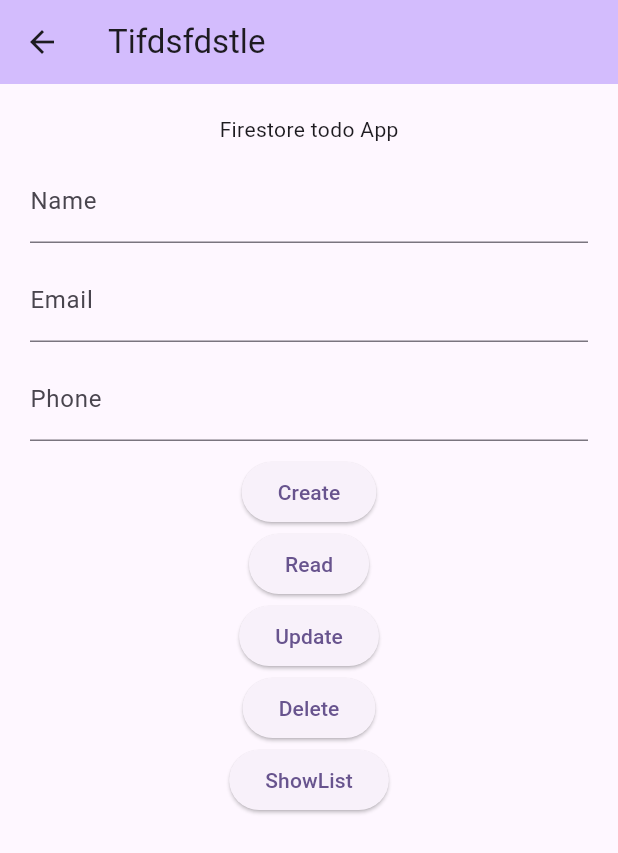
After one commit to Vaibhav007verma/Flutteer_doc_Scan_and_SpeechToText, a Flutter app: the screen it shows after launch, after a tap on "PUC-II (FireStore Todo)", on a phone screen of 412 x 824 dp. The commit adds this screen. Shown: the top 853 px of the screen. Run offline on Flutter 3.47's test engine with Material 3 defaults, Android fonts, the phone set to English and light mode, and no system bars; our stand-ins replace cloud_firestore, firebase_core, get, permission_handler, speech_to_text; accounts and stored records are empty.

Commit message:
fourth commit

```diff
--- a/lib/Emp/emp.dart
+++ b/lib/Emp/emp.dart
@@ -1,7 +1,7 @@
 import 'package:flutter/material.dart';
 import 'package:get/get.dart';
+import 'package:thor/puc_one/emp_model.dart';
 
-import '../Thor/emp_model.dart';
 
 
 
--- a/lib/main.dart
+++ b/lib/main.dart
@@ -1,10 +1,14 @@
 import 'package:flutter/material.dart';
 import 'package:thor/Emp/emp.dart';
-import 'package:thor/Thor/speech.dart';
+import 'package:thor/puc_one/speech.dart';
 import 'package:get/get.dart';
+import 'package:thor/puc_two/firestore_todo.dart';
+import 'package:firebase_core/firebase_core.dart';
 
+void main() async {
+  WidgetsFlutterBinding.ensureInitialized();
+  await Firebase.initializeApp();
 
-void main() {
   runApp(const MyApp());
 }
 
@@ -20,7 +24,18 @@ class MyApp extends StatelessWidget {
         useMaterial3: true,
       ),
       // home: EmpScr(),
-      home: Speech(),
+      // home: Speech(),
+      home: Scaffold(
+        body: Center(
+          child: Column(
+            mainAxisAlignment: MainAxisAlignment.center,
+            children: [
+              ElevatedButton(onPressed: (){Get.to(Speech());}, child: Text("PUC-I (Speech Todo)")),SizedBox(height: 20,),
+              ElevatedButton(onPressed: (){Get.to(FirestoreTodo());}, child: Text("PUC-II (FireStore Todo)")),
+            ],
+          ),
+        ),
+      ),
     );
   }
 }
--- a/lib/Thor/speech.dart
+++ b/lib/puc_one/speech.dart
@@ -1,5 +1,5 @@
 import 'package:flutter/material.dart';
-import 'package:thor/Thor/speech_controller.dart';
+import 'package:thor/puc_one/speech_controller.dart';
 import 'package:get/get.dart';
 
 
--- /dev/null
+++ b/lib/puc_two/db_service.dart
@@ -0,0 +1,69 @@
+
+import 'package:cloud_firestore/cloud_firestore.dart';
+import 'package:thor/puc_two/user_model.dart';
+
+class DatabaseService{
+  final _fire = FirebaseFirestore.instance;
+
+
+
+  create(User user) async{
+    try{
+      _fire.collection("users").add(user.toMap());
+    }
+    catch(e){
+      print("Create Error:  ${e.toString()}");
+    }
+  }
+
+
+  read() async {
+    try{
+      final data = await _fire.collection("users").get();
+      final user = data.docs[0];
+      print(user["name"]);
+      print(user["age"].toString());
+    } catch(e) {
+      print("Read Error: ${e.toString()}");
+    }
+  }
+
+
+  update() async {
+    try{
+      final data = await _fire.collection("users").doc("87xS0i1sUOMrjNVU977k").update({
+        "name": "Tom", "age": 32, "Address": "California", "corr ect": false
+      });
+    } catch(e){
+      print("Update Errro: ${e.toString()}");
+    }
+  }
+
+
+  delete() async {
+    try{
+      await _fire.collection("users").doc("87xS0i1sUOMrjNVU977k").delete();
+    } catch(e) {
+      print("DELETE Error: ${e.toString()}");
+    }
+  }
+
+
+
+  Future<List<Map<String,dynamic>>> showList() async {
+    try{
+      final snapshot = await _fire.collection("useres").get();
+      return snapshot.docs.map((doc){
+        return {
+          "id": doc.id,
+          ...doc.data(),
+        };
+      }).toList();
+    }
+    catch(e){
+      print("ShowList Error: ${e.toString()}"); return [];
+    }
+  }
+
+
+}
--- /dev/null
+++ b/lib/puc_two/firestore_todo.dart
@@ -0,0 +1,74 @@
+import 'package:flutter/material.dart';
+import 'package:thor/puc_two/user_model.dart';
+
+import 'db_service.dart';
+
+class FirestoreTodo extends StatefulWidget {
+  const FirestoreTodo({super.key});
+
+  @override
+  State<FirestoreTodo> createState() => _FirestoreTodoState();
+}
+
+class _FirestoreTodoState extends State<FirestoreTodo> {
+
+  final _dbService = DatabaseService();
+
+  final TextEditingController _name = TextEditingController();
+  final TextEditingController _email = TextEditingController();
+  final TextEditingController _phone = TextEditingController();
+
+  void dispose() {
+    super.dispose();
+    _name.dispose();
+    _email.dispose();
+    _phone.dispose();
+  }
+
+
+  @override
+  Widget build(BuildContext context) {
+    return Scaffold(
+        appBar: AppBar(
+          backgroundColor: Theme.of(context).colorScheme.inversePrimary,
+          title: Text("Tifdsfdstle"),
+        ),
+        body: SingleChildScrollView(
+          child: Padding(padding: EdgeInsets.all(20.0),
+            child: Center(
+              child: Column(
+                mainAxisAlignment: MainAxisAlignment.center,
+                children: <Widget>[
+                  Text('Firestore todo App',),SizedBox(height: 10,),
+                  TextField(controller: _name,decoration: InputDecoration(label: Text("Name")),),SizedBox(height: 10,),
+                  TextField(controller: _email,decoration: InputDecoration(label: Text("Email")),),SizedBox(height: 10,),
+                  TextField(controller: _phone,decoration: InputDecoration(label: Text("Phone")),),SizedBox(height: 10,),
+                  ElevatedButton( child:Text("Create"),
+                    onPressed: (){
+                      final user = User(name: _name.text, email: _email.text, phone: int.parse(_phone.text));
+                      _dbService.create(user);
+                    },
+                  ),
+                  ElevatedButton( child:Text("Read"),
+                    onPressed: (){_dbService.read();},
+                  ),
+                  ElevatedButton( child:Text("Update"),
+                    onPressed: (){_dbService.update();},
+                  ),
+                  ElevatedButton( child:Text("Delete"),
+                    onPressed: (){_dbService.delete();},
+                  ),
+                  ElevatedButton( child:Text("ShowList"),
+                    onPressed: (){_dbService.showList();},
+                  ),
+
+
+
+                ],
+              ),
+            ),
+          ),
+        )
+    );
+  }
+}
--- /dev/null
+++ b/lib/puc_two/user_model.dart
@@ -0,0 +1,10 @@
+
+class User{
+  final String name;
+  final String email;
+  final int phone;
+
+  User({required this.name, required this.email, required this.phone});
+
+  Map<String,dynamic> toMap() => {"name":this.name, "email": this.email, "phone": this.phone};
+}
--- a/pubspec.yaml
+++ b/pubspec.yaml
@@ -42,6 +42,12 @@ dev_dependencies:
   get:
   speech_to_text: ^7.0.0
   permission_handler: ^11.3.1
+
+
+  firebase_core: ^3.12.1
+  cloud_firestore: ^5.6.5
+  intl: ^0.20.2
+  firebase_analytics: ^11.4.4
 
   # The "flutter_lints" package below contains a set of recommended lints to
   # encourage good coding practices. The lint set provided by the package is
```
Also changed, not shown: lib/puc_one/emp_model.dart (renamed from lib/Thor/emp_model.dart), lib/puc_one/speech_controller.dart (renamed from lib/Thor/speech_controller.dart), pubspec.lock, 3 other files.
